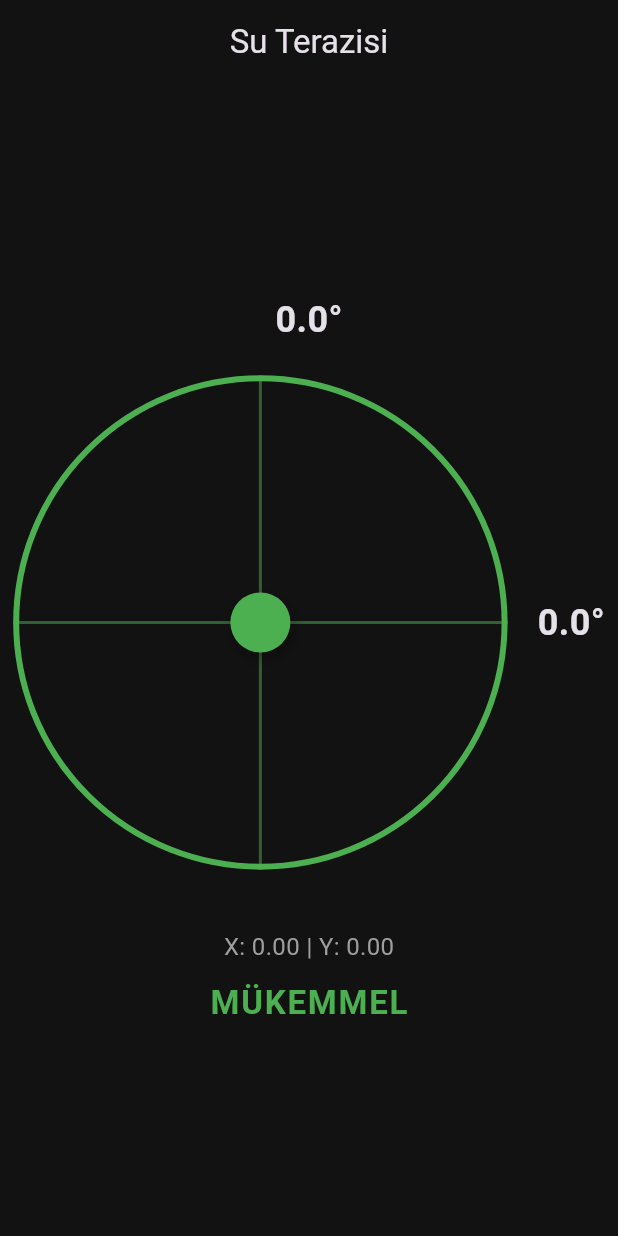
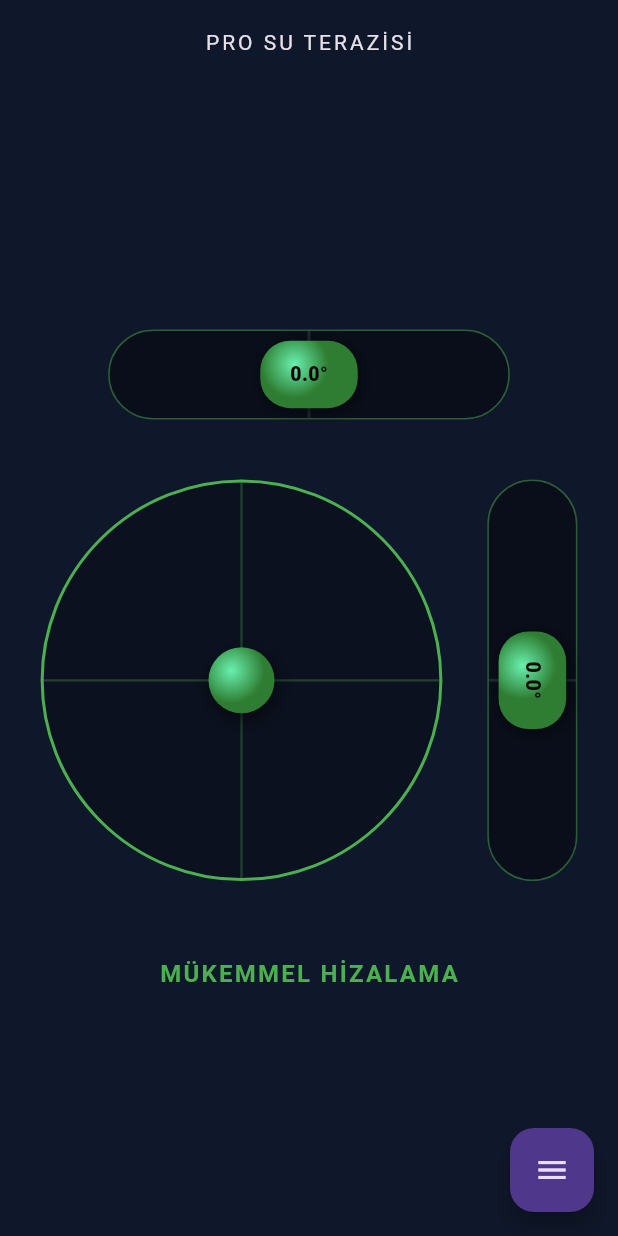
Before and after one commit to Yusufx1950/su-terazisi, a Flutter app: the screen it shows after launch, on a phone screen of 412 x 824 dp. Run offline on Flutter 3.47's test engine with Material 3 defaults, Android fonts, the phone set to English and light mode, and no system bars; our stand-ins replace sensors_plus.

Commit message:
tasarımda yapılan güncellemeler açılar artık baloncuk olark gözüküyor ve floatink action button eklendi açıyı kaydetme görüntüleme ve düzenleme kısımları eklenecek

```diff
--- a/lib/main.dart
+++ b/lib/main.dart
@@ -24,7 +24,9 @@ class LevelApp extends StatelessWidget {
       title: 'Su Terazisi',
       debugShowCheckedModeBanner: false,
       theme: ThemeData.dark().copyWith(
-        scaffoldBackgroundColor: const Color(0xFF121212),
+        scaffoldBackgroundColor: const Color(
+          0xFF0F172A,
+        ), // Modern derin lacivert
       ),
       home: const LevelPage(),
     );
@@ -39,24 +41,23 @@ class LevelPage extends StatefulWidget {
 }
 
 class _LevelPageState extends State<LevelPage> {
-  // [ADIM 1 & 4] Performans için ValueNotifier ve Modern API kullanımı
   final ValueNotifier<Offset> _sensorData = ValueNotifier(Offset.zero);
+  List<Map<String, dynamic>> savedAngles = [];
   StreamSubscription? _subscription;
 
-  // [ADIM 2] Yumuşatma (Smoothing) için filtre değişkenleri
   double _smoothX = 0;
   double _smoothY = 0;
-  final double _filterFactor = 0.15; // Değer düştükçe hareket daha yumuşak olur
+  final double _filterFactor = 0.15;
 
   @override
   void initState() {
     super.initState();
-    // [ADIM 4] accelerometerEventStream kullanımı
     _subscription = accelerometerEventStream().listen((event) {
-      // [ADIM 2] Low-pass filter (Alçak geçiren filtre) uygulaması
       _smoothX = _smoothX + (event.x - _smoothX) * _filterFactor;
-      _smoothY = _smoothY + (event.y - _smoothY) * _filterFactor;
-
+      // [DÜZELTME] Y eksenini tersine çevirerek baloncuğun fiziksel doğruluğunu sağlıyoruz.
+      // Fiziksel bir su terazisinde baloncuk her zaman en yüksek noktaya gider.
+      double correctedY = -event.y;
+      _smoothY = _smoothY + (correctedY - _smoothY) * _filterFactor;
       _sensorData.value = Offset(_smoothX, _smoothY);
     });
   }
@@ -71,121 +72,124 @@ class _LevelPageState extends State<LevelPage> {
   @override
   Widget build(BuildContext context) {
     return Scaffold(
+      floatingActionButton: FloatingActionButton(
+        onPressed: () {},
+        child: Icon(Icons.menu),
+      ),
       appBar: AppBar(
-        title: const Text("Su Terazisi"),
+        title: const Text(
+          "PRO SU TERAZİSİ",
+          style: TextStyle(letterSpacing: 2, fontSize: 14),
+        ),
         centerTitle: true,
         backgroundColor: Colors.transparent,
         elevation: 0,
       ),
       body: LayoutBuilder(
         builder: (context, constraints) {
-          // Ekran boyutuna göre dinamik çap belirleme
-          double size = min(constraints.maxWidth, constraints.maxHeight) * 0.8;
+          double mainLevelSize =
+              min(constraints.maxWidth, constraints.maxHeight) * 0.65;
+          double tubeThickness = 60.0;
 
-          // [ADIM 1] Sadece değişen içeriği dinlemek için builder
           return ValueListenableBuilder<Offset>(
             valueListenable: _sensorData,
             builder: (context, offset, child) {
               double x = offset.dx;
               double y = offset.dy;
 
-              // Hassasiyet ve derece hesaplamaları
-              bool isCentered = (x.abs() < 0.5 && y.abs() < 0.5);
+              bool isXCentered = x.abs() < 0.5;
+              bool isYCentered = y.abs() < 0.5;
+              bool isAllCentered = isXCentered && isYCentered;
+
               double xDeg = atan2(x, 9.8) * 180 / pi;
               double yDeg = atan2(y, 9.8) * 180 / pi;
 
-              // [ADIM 3] Sınır Kontrolü (Clamping)
-              // Baloncuğu daire içinde tutar, dışarı taşmasını engeller
-              double limit = (size / 2) - 20; // 20: baloncuğun yarıçapı payı
-              double posX = (x * 20).clamp(-limit, limit);
-              double posY = (y * 20).clamp(-limit, limit);
+              // Ana daire sınırları
+              double mainLimit = (mainLevelSize / 2) - 22;
+              double mainPosX = (x * 20).clamp(-mainLimit, mainLimit);
+              double mainPosY = (y * 20).clamp(-mainLimit, mainLimit);
+
+              // Tüp sınırları
+              double tubeLimit = (mainLevelSize / 2) - 35;
+              double tubePosX = (x * 15).clamp(-tubeLimit, tubeLimit);
+              double tubePosY = (y * 15).clamp(-tubeLimit, tubeLimit);
 
               return Center(
                 child: Column(
                   mainAxisAlignment: MainAxisAlignment.center,
                   children: [
-                    Text(
-                      "${xDeg.toStringAsFixed(1)}°",
-                      style: const TextStyle(
-                        fontSize: 24,
-                        fontWeight: FontWeight.bold,
-                      ),
+                    // --- YATAY TÜP (X Derecesi İçin) ---
+                    _buildVial(
+                      width: mainLevelSize,
+                      height: tubeThickness,
+                      posX: tubePosX,
+                      posY: 0,
+                      degree: xDeg,
+                      isCentered: isXCentered,
+                      isHorizontal: true,
                     ),
-                    const SizedBox(height: 20),
+
+                    const SizedBox(height: 40),
+
                     Row(
                       mainAxisAlignment: MainAxisAlignment.center,
                       children: [
+                        // --- ANA MERKEZİ DAİRE ---
                         Stack(
                           alignment: Alignment.center,
                           children: [
-                            // Dış Halkası
                             Container(
-                              width: size,
-                              height: size,
+                              width: mainLevelSize,
+                              height: mainLevelSize,
                               decoration: BoxDecoration(
+                                shape: BoxShape.circle,
+                                color: Colors.black26,
                                 border: Border.all(
-                                  color: isCentered
+                                  color: isAllCentered
                                       ? Colors.green
-                                      : Colors.white24,
-                                  width: 4,
-                                ),
-                                shape: BoxShape.circle,
-                              ),
-                            ),
-                            // Kılavuz Çizgiler (CustomPainter)
-                            SizedBox(
-                              width: size,
-                              height: size,
-                              child: CustomPaint(
-                                painter: CrossLinesPainter(isCentered),
-                              ),
-                            ),
-                            // Hareketli Baloncuk
-                            Transform.translate(
-                              offset: Offset(posX, posY),
-                              child: Container(
-                                width: 40,
-                                height: 40,
-                                decoration: BoxDecoration(
-                                  color: isCentered
-                                      ? Colors.green
-                                      : Colors.redAccent,
-                                  shape: BoxShape.circle,
-                                  boxShadow: [
-                                    BoxShadow(
-                                      color: Colors.black.withOpacity(0.3),
-                                      blurRadius: 8,
-                                      offset: const Offset(2, 4),
-                                    ),
-                                  ],
+                                      : Colors.white10,
+                                  width: 2,
                                 ),
                               ),
                             ),
+                            SizedBox(
+                              width: mainLevelSize,
+                              height: mainLevelSize,
+                              child: CustomPaint(
+                                painter: CrossLinesPainter(isAllCentered),
+                              ),
+                            ),
+                            Transform.translate(
+                              offset: Offset(mainPosX, mainPosY),
+                              child: _buildSimpleBubble(44, isAllCentered),
+                            ),
                           ],
                         ),
-                        const SizedBox(width: 20),
-                        Text(
-                          "${yDeg.toStringAsFixed(1)}°",
-                          style: const TextStyle(
-                            fontSize: 24,
-                            fontWeight: FontWeight.bold,
-                          ),
+
+                        const SizedBox(width: 30),
+
+                        // --- DİKEY TÜP (Y Derecesi İçin) ---
+                        _buildVial(
+                          width: tubeThickness,
+                          height: mainLevelSize,
+                          posX: 0,
+                          posY: tubePosY,
+                          degree: yDeg,
+                          isCentered: isYCentered,
+                          isHorizontal: false,
                         ),
                       ],
                     ),
-                    const SizedBox(height: 40),
+
+                    const SizedBox(height: 50),
+
                     Text(
-                      "X: ${x.toStringAsFixed(2)} | Y: ${y.toStringAsFixed(2)}",
-                      style: const TextStyle(fontSize: 16, color: Colors.grey),
-                    ),
-                    const SizedBox(height: 10),
-                    Text(
-                      isCentered ? "MÜKEMMEL" : "EĞİM VAR",
+                      isAllCentered ? "MÜKEMMEL HİZALAMA" : "DÜZLEMİ AYARLAYIN",
                       style: TextStyle(
-                        fontSize: 22,
+                        color: isAllCentered ? Colors.green : Colors.white38,
                         fontWeight: FontWeight.bold,
-                        color: isCentered ? Colors.green : Colors.redAccent,
-                        letterSpacing: 1.2,
+                        fontSize: 16,
+                        letterSpacing: 1.5,
                       ),
                     ),
                   ],
@@ -194,6 +198,102 @@ class _LevelPageState extends State<LevelPage> {
             },
           );
         },
+      ),
+    );
+  }
+
+  // Su Terazisi Tüpü (Vial) Tasarımı
+  Widget _buildVial({
+    required double width,
+    required double height,
+    required double posX,
+    required double posY,
+    required double degree,
+    required bool isCentered,
+    required bool isHorizontal,
+  }) {
+    return Container(
+      width: width,
+      height: height,
+      decoration: BoxDecoration(
+        color: Colors.black38,
+        borderRadius: BorderRadius.circular(height / 2),
+        border: Border.all(
+          color: isCentered ? Colors.green.withOpacity(0.5) : Colors.white10,
+        ),
+      ),
+      child: Stack(
+        alignment: Alignment.center,
+        children: [
+          // Orta işaret çizgisi
+          isHorizontal
+              ? Container(width: 2, height: height, color: Colors.white10)
+              : Container(width: width, height: 2, color: Colors.white10),
+
+          // Hareket eden derece baloncuğu
+          Transform.translate(
+            offset: Offset(posX, posY),
+            child: Container(
+              width: isHorizontal ? 65 : 45,
+              height: isHorizontal ? 45 : 65,
+              alignment: Alignment.center,
+              decoration: BoxDecoration(
+                borderRadius: BorderRadius.circular(20),
+                gradient: RadialGradient(
+                  colors: isCentered
+                      ? [Colors.greenAccent, Colors.green.shade800]
+                      : [
+                          Colors.white.withOpacity(0.9),
+                          Colors.blueAccent.shade700,
+                        ],
+                  center: const Alignment(-0.3, -0.3),
+                ),
+                boxShadow: [
+                  BoxShadow(
+                    color: Colors.black54,
+                    blurRadius: 8,
+                    offset: const Offset(2, 2),
+                  ),
+                ],
+              ),
+              child: RotatedBox(
+                quarterTurns: isHorizontal ? 0 : 1,
+                child: Text(
+                  "${degree.abs().toStringAsFixed(1)}°",
+                  style: const TextStyle(
+                    color: Colors.black,
+                    fontWeight: FontWeight.w900,
+                    fontSize: 13,
+                  ),
+                ),
+              ),
+            ),
+          ),
+        ],
+      ),
+    );
+  }
+
+  // Ana Seviye İçin Basit Baloncuk
+  Widget _buildSimpleBubble(double size, bool isCentered) {
+    return Container(
+      width: size,
+      height: size,
+      decoration: BoxDecoration(
+        shape: BoxShape.circle,
+        gradient: RadialGradient(
+          colors: isCentered
+              ? [Colors.greenAccent, Colors.green.shade800]
+              : [Colors.white, Colors.blueAccent],
+          center: const Alignment(-0.3, -0.3),
+        ),
+        boxShadow: [
+          BoxShadow(
+            color: Colors.black54,
+            blurRadius: 10,
+            offset: const Offset(2, 4),
+          ),
+        ],
       ),
     );
   }
@@ -206,8 +306,8 @@ class CrossLinesPainter extends CustomPainter {
   @override
   void paint(Canvas canvas, Size size) {
     final paint = Paint()
-      ..color = isCentered ? Colors.green.withOpacity(0.5) : Colors.white10
-      ..strokeWidth = 2;
+      ..color = isCentered ? Colors.green.withOpacity(0.3) : Colors.white10
+      ..strokeWidth = 1.5;
 
     canvas.drawLine(
       Offset(0, size.height / 2),
@@ -220,10 +320,9 @@ class CrossLinesPainter extends CustomPainter {
       paint,
     );
 
-    // [ADIM 5] Temiz ve şık bir orta hedef halkası
     canvas.drawCircle(
       Offset(size.width / 2, size.height / 2),
-      15,
+      20,
       paint..style = PaintingStyle.stroke,
     );
   }
```
